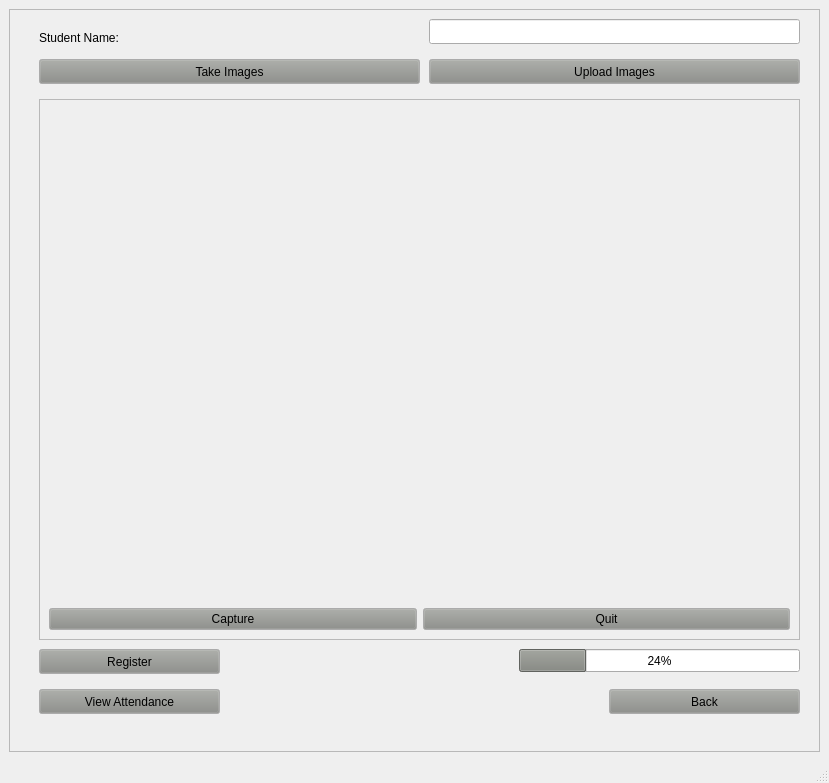
This is App/ui/enrollStudent.ui in yonycherkos/automatic-classroom-attendance-system as Qt 5 draws it before an edit. The edited form follows.
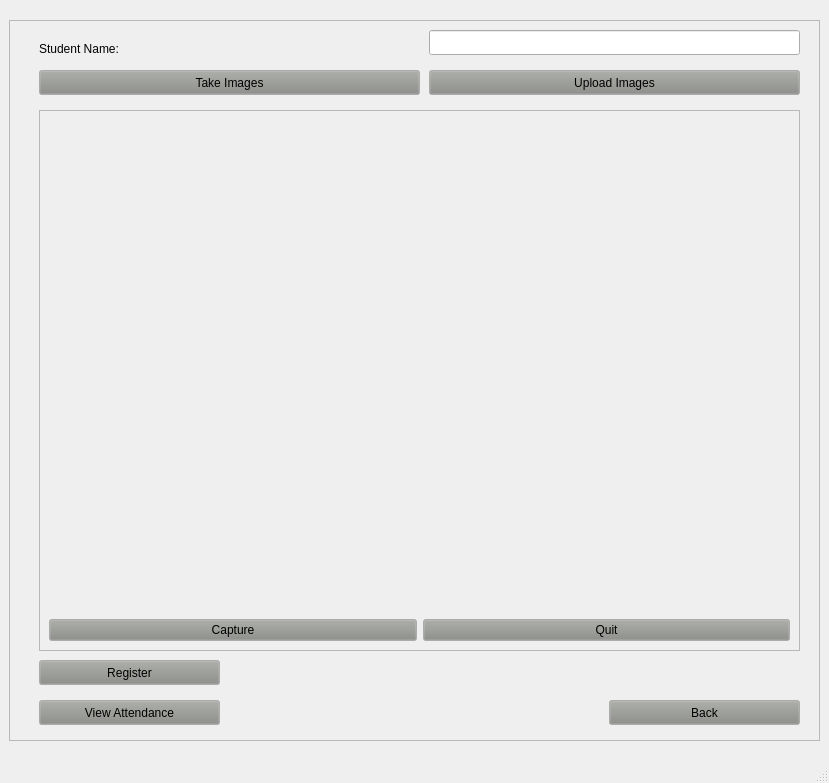
This is the edited form.

Commit message: integerate face encodings for student registeration

Patch:
```diff
--- a/App/ui/enrollStudent.ui
+++ b/App/ui/enrollStudent.ui
@@ -15,7 +15,7 @@
   </property>
   <widget class="QWidget" name="centralwidget">
    <layout class="QGridLayout" name="gridLayout_3">
-    <item row="0" column="0">
+    <item row="0" column="0" alignment="Qt::AlignHCenter|Qt::AlignVCenter">
      <widget class="QFrame" name="RegistrationPage">
       <property name="minimumSize">
        <size>
@@ -460,54 +460,17 @@
         <string>Register</string>
        </property>
       </widget>
-      <widget class="QProgressBar" name="progressBar">
+      <widget class="QLabel" name="registerLabel">
        <property name="geometry">
         <rect>
-         <x>510</x>
-         <y>640</y>
-         <width>281</width>
-         <height>23</height>
+         <x>300</x>
+         <y>650</y>
+         <width>481</width>
+         <height>17</height>
         </rect>
        </property>
-       <property name="palette">
-        <palette>
-         <active>
-          <colorrole role="Highlight">
-           <brush brushstyle="SolidPattern">
-            <color alpha="255">
-             <red>136</red>
-             <green>138</green>
-             <blue>133</blue>
-            </color>
-           </brush>
-          </colorrole>
-         </active>
-         <inactive>
-          <colorrole role="Highlight">
-           <brush brushstyle="SolidPattern">
-            <color alpha="255">
-             <red>136</red>
-             <green>138</green>
-             <blue>133</blue>
-            </color>
-           </brush>
-          </colorrole>
-         </inactive>
-         <disabled>
-          <colorrole role="Highlight">
-           <brush brushstyle="SolidPattern">
-            <color alpha="255">
-             <red>145</red>
-             <green>141</green>
-             <blue>126</blue>
-            </color>
-           </brush>
-          </colorrole>
-         </disabled>
-        </palette>
-       </property>
-       <property name="value">
-        <number>24</number>
+       <property name="text">
+        <string/>
        </property>
       </widget>
      </widget>
```
The commit also changes 3 other files.
